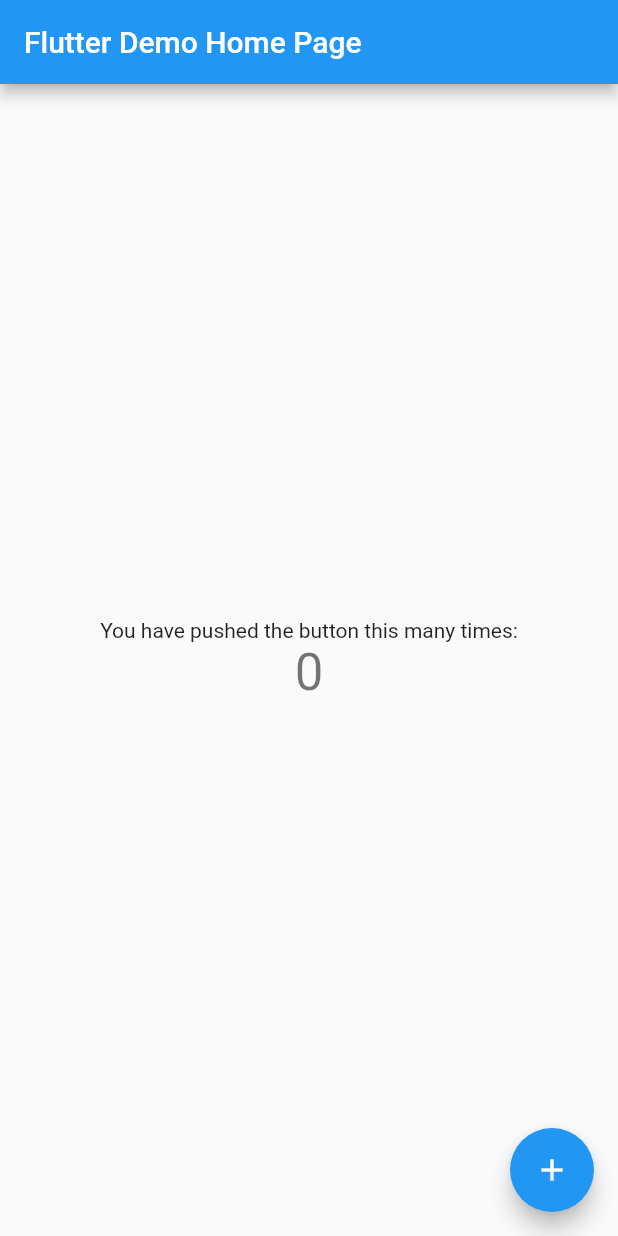
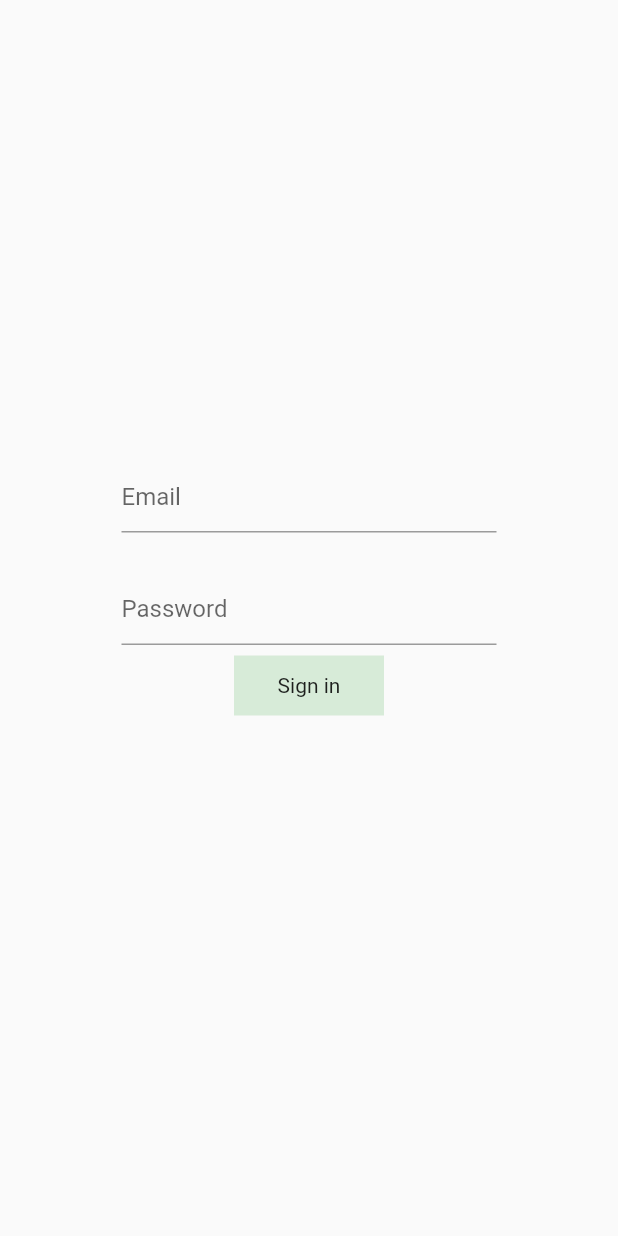
Before and after one commit to jeromecoffin/prospectionApp, a Flutter app: the screen it shows after launch, on a phone screen of 412 x 824 dp. Run offline on Flutter 3.47's test engine with Material 2 defaults, Android fonts, the phone set to English and light mode, and no system bars; our stand-ins replace firebase_auth; accounts and stored records are empty.

Commit message:
auth plug in

```diff
--- /dev/null
+++ b/prospection/lib/auth_service.dart
@@ -0,0 +1,36 @@
+import 'package:firebase_auth/firebase_auth.dart';
+import 'package:prospection/home_screen.dart';
+import 'package:prospection/login_screen.dart';
+import 'package:flutter/material.dart';
+
+class AuthService {
+  //Handle Authentication
+  handleAuth() {
+    return StreamBuilder(
+      stream: FirebaseAuth.instance.onAuthStateChanged,
+      builder: (context, snapshot) {
+        if (snapshot.hasData) {
+          return HomePage();
+        } else {
+          return LoginPage();
+        }
+      },
+    );
+  }
+
+  //Sign Out
+  signOut() {
+    FirebaseAuth.instance.signOut();
+  }
+
+  //Sign in
+  signIn(email, password) {
+    FirebaseAuth.instance
+        .signInWithEmailAndPassword(email: email, password: password)
+        .then((user) {
+      print('Signed in');
+    }).catchError((e) {
+      print(e);
+    });
+  }
+}
--- /dev/null
+++ b/prospection/lib/login_screen.dart
@@ -0,0 +1,104 @@
+import 'package:prospection/auth_service.dart';
+import 'package:flutter/material.dart';
+
+class LoginPage extends StatefulWidget {
+  @override
+  _LoginPageState createState() => _LoginPageState();
+}
+
+class _LoginPageState extends State<LoginPage> {
+  String email, password;
+
+  final formKey = new GlobalKey<FormState>();
+
+  checkFields() {
+    final form = formKey.currentState;
+    if (form.validate()) {
+      return true;
+    } else {
+      return false;
+    }
+  }
+
+  String validateEmail(String value) {
+    Pattern pattern =
+        r'^(([^<>()[\]\\.,;:\s@\"]+(\.[^<>()[\]\\.,;:\s@\"]+)*)|(\".+\"))@((\[[0-9]{1,3}\.[0-9]{1,3}\.[0-9]{1,3}\.[0-9]{1,3}\])|(([a-zA-Z\-0-9]+\.)+[a-zA-Z]{2,}))$';
+    RegExp regex = new RegExp(pattern);
+    if (!regex.hasMatch(value))
+      return 'Enter Valid Email';
+    else
+      return null;
+  }
+
+  @override
+  Widget build(BuildContext context) {
+    return Scaffold(
+        body: Center(
+            child: Container(
+                height: 250.0,
+                width: 300.0,
+                child: Column(
+                  children: <Widget>[
+                    Form(
+                        key: formKey,
+                        child: Column(
+                          mainAxisAlignment: MainAxisAlignment.center,
+                          children: <Widget>[
+                            Padding(
+                                padding: EdgeInsets.only(
+                                    left: 25.0,
+                                    right: 25.0,
+                                    top: 20.0,
+                                    bottom: 5.0),
+                                child: Container(
+                                  height: 50.0,
+                                  child: TextFormField(
+                                    decoration:
+                                        InputDecoration(hintText: 'Email'),
+                                    validator: (value) => value.isEmpty
+                                        ? 'Email is required'
+                                        : validateEmail(value.trim()),
+                                    onChanged: (value) {
+                                      this.email = value;
+                                    },
+                                  ),
+                                )),
+                            Padding(
+                                padding: EdgeInsets.only(
+                                    left: 25.0,
+                                    right: 25.0,
+                                    top: 20.0,
+                                    bottom: 5.0),
+                                child: Container(
+                                  height: 50.0,
+                                  child: TextFormField(
+                                    obscureText: true,
+                                    decoration:
+                                        InputDecoration(hintText: 'Password'),
+                                    validator: (value) => value.isEmpty
+                                        ? 'Password is required'
+                                        : null,
+                                    onChanged: (value) {
+                                      this.password = value;
+                                    },
+                                  ),
+                                )),
+                            InkWell(
+                                onTap: () {
+                                  if (checkFields()) {
+                                    AuthService().signIn(email, password);
+                                  }
+                                },
+                                child: Container(
+                                    height: 40.0,
+                                    width: 100.0,
+                                    decoration: BoxDecoration(
+                                      color: Colors.green.withOpacity(0.2),
+                                    ),
+                                    child: Center(child: Text('Sign in'))))
+                          ],
+                        ))
+                  ],
+                ))));
+  }
+}
--- a/prospection/lib/main.dart
+++ b/prospection/lib/main.dart
@@ -1,117 +1,15 @@
+import 'package:prospection/auth_service.dart';
 import 'package:flutter/material.dart';
 
-void main() {
-  runApp(MyApp());
-}
+void main() => runApp(MyApp());
 
 class MyApp extends StatelessWidget {
   // This widget is the root of your application.
   @override
   Widget build(BuildContext context) {
     return MaterialApp(
-      title: 'Flutter Demo',
-      theme: ThemeData(
-        // This is the theme of your application.
-        //
-        // Try running your application with "flutter run". You'll see the
-        // application has a blue toolbar. Then, without quitting the app, try
-        // changing the primarySwatch below to Colors.green and then invoke
-        // "hot reload" (press "r" in the console where you ran "flutter run",
-        // or simply save your changes to "hot reload" in a Flutter IDE).
-        // Notice that the counter didn't reset back to zero; the application
-        // is not restarted.
-        primarySwatch: Colors.blue,
-        // This makes the visual density adapt to the platform that you run
-        // the app on. For desktop platforms, the controls will be smaller and
-        // closer together (more dense) than on mobile platforms.
-        visualDensity: VisualDensity.adaptivePlatformDensity,
-      ),
-      home: MyHomePage(title: 'Flutter Demo Home Page'),
+      debugShowCheckedModeBanner: false,
+      home: AuthService().handleAuth()
     );
   }
 }
-
-class MyHomePage extends StatefulWidget {
-  MyHomePage({Key key, this.title}) : super(key: key);
-
-  // This widget is the home page of your application. It is stateful, meaning
-  // that it has a State object (defined below) that contains fields that affect
-  // how it looks.
-
-  // This class is the configuration for the state. It holds the values (in this
-  // case the title) provided by the parent (in this case the App widget) and
-  // used by the build method of the State. Fields in a Widget subclass are
-  // always marked "final".
-
-  final String title;
-
-  @override
-  _MyHomePageState createState() => _MyHomePageState();
-}
-
-class _MyHomePageState extends State<MyHomePage> {
-  int _counter = 0;
-
-  void _incrementCounter() {
-    setState(() {
-      // This call to setState tells the Flutter framework that something has
-      // changed in this State, which causes it to rerun the build method below
-      // so that the display can reflect the updated values. If we changed
-      // _counter without calling setState(), then the build method would not be
-      // called again, and so nothing would appear to happen.
-      _counter++;
-    });
-  }
-
-  @override
-  Widget build(BuildContext context) {
-    // This method is rerun every time setState is called, for instance as done
-    // by the _incrementCounter method above.
-    //
-    // The Flutter framework has been optimized to make rerunning build methods
-    // fast, so that you can just rebuild anything that needs updating rather
-    // than having to individually change instances of widgets.
-    return Scaffold(
-      appBar: AppBar(
-        // Here we take the value from the MyHomePage object that was created by
-        // the App.build method, and use it to set our appbar title.
-        title: Text(widget.title),
-      ),
-      body: Center(
-        // Center is a layout widget. It takes a single child and positions it
-        // in the middle of the parent.
-        child: Column(
-          // Column is also a layout widget. It takes a list of children and
-          // arranges them vertically. By default, it sizes itself to fit its
-          // children horizontally, and tries to be as tall as its parent.
-          //
-          // Invoke "debug painting" (press "p" in the console, choose the
-          // "Toggle Debug Paint" action from the Flutter Inspector in Android
-          // Studio, or the "Toggle Debug Paint" command in Visual Studio Code)
-          // to see the wireframe for each widget.
-          //
-          // Column has various properties to control how it sizes itself and
-          // how it positions its children. Here we use mainAxisAlignment to
-          // center the children vertically; the main axis here is the vertical
-          // axis because Columns are vertical (the cross axis would be
-          // horizontal).
-          mainAxisAlignment: MainAxisAlignment.center,
-          children: <Widget>[
-            Text(
-              'You have pushed the button this many times:',
-            ),
-            Text(
-              '$_counter',
-              style: Theme.of(context).textTheme.headline4,
-            ),
-          ],
-        ),
-      ),
-      floatingActionButton: FloatingActionButton(
-        onPressed: _incrementCounter,
-        tooltip: 'Increment',
-        child: Icon(Icons.add),
-      ), // This trailing comma makes auto-formatting nicer for build methods.
-    );
-  }
-}
--- a/prospection/pubspec.yaml
+++ b/prospection/pubspec.yaml
@@ -28,6 +28,9 @@
   # The following adds the Cupertino Icons font to your application.
   # Use with the CupertinoIcons class for iOS style icons.
   cupertino_icons: ^0.1.3
+  firebase_auth:
+  firebase_auth_web:
+
 
 dev_dependencies:
   flutter_test:
```
Also changed, not shown: prospection/lib/home_screen.dart (added, +31 -0 lines), prospection/firebase.json (added), prospection/pubspec.lock, 7 other files.
